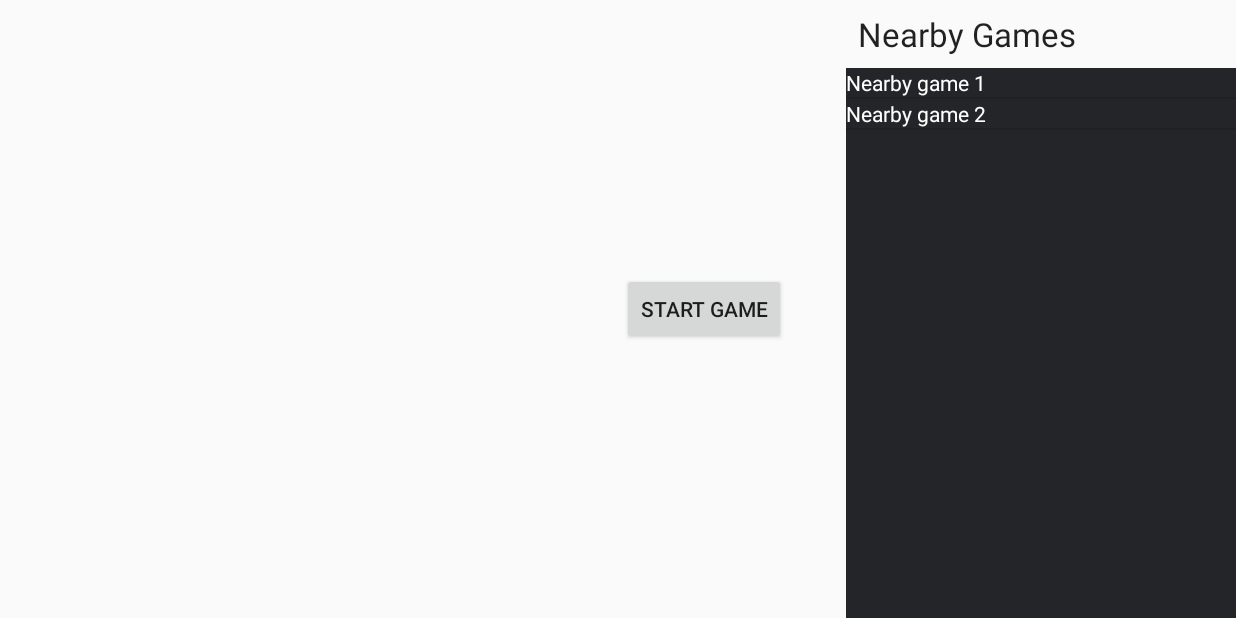
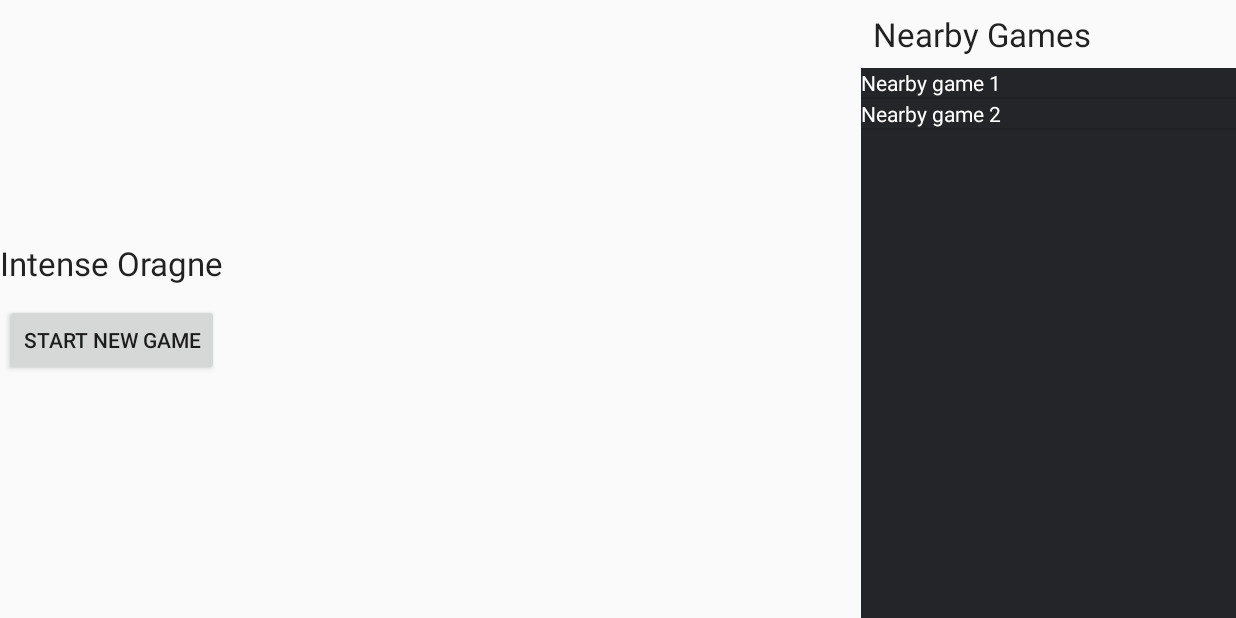
Before and after one commit to ProjectLemon/intense-orange, an Android app: the screen it shows after launch (StartScreen), on a phone screen of 824 x 412 dp (held sideways). Run offline under Robolectric (Android 15) with nearby library versions, the phone set to English and light mode, and no system bars.

Commit message:
eddited start screen

```diff
--- a/app/src/main/res/layout/activity_start_screen.xml
+++ b/app/src/main/res/layout/activity_start_screen.xml
@@ -9,30 +9,21 @@
     android:paddingBottom="@dimen/activity_vertical_margin"
     tools:context=".ui.screen.StartScreen">
 
-    <Button android:id="@+id/start_game_button"
-        android:layout_width="wrap_content"
-        android:layout_height="wrap_content"
-        android:text="@string/start_game"
-        android:onClick="startGame"
-        android:clickable="true"
-
-        android:layout_centerVertical="true"
-        android:layout_alignParentRight="true"
-        android:layout_alignParentEnd="true"
-        android:layout_marginRight="300dp" /> <!-- android:layout_marginEnd="151dp"
+    <!-- android:layout_marginEnd="151dp"
         android:layout_centerHorizontal="true"
         android:layout_centerVertical="true"
 
 -->
 
-    <TextView android:id="@+id/nearby_games_title"
-        android:layout_width="wrap_content"
-        android:layout_height="wrap_content"
-        android:textAppearance="?android:attr/textAppearanceLarge"
-        android:text="@string/nearby_games_title"
-        android:layout_alignLeft="@+id/nearby_games_list"
-        android:layout_alignStart="@+id/nearby_games_list"
-        android:layout_margin="8dp" />
+    <FrameLayout
+        android:layout_width="match_parent"
+        android:layout_height="match_parent">
+
+
+        <RelativeLayout
+            android:layout_width="@dimen/nearby_games_list_width"
+            android:layout_height="match_parent"
+            android:layout_gravity="right|top">
 
             <ListView android:id="@+id/nearby_games_list"
                 android:layout_width="@dimen/nearby_games_list_width"
@@ -42,5 +33,68 @@
                 android:layout_alignParentRight="true"
                 android:layout_alignParentEnd="true" />
 
+            <TextView android:id="@+id/nearby_games_title"
+                android:layout_width="@dimen/nearby_games_list_width"
+                android:layout_height="wrap_content"
+                android:textAppearance="?android:attr/textAppearanceLarge"
+                android:text="@string/nearby_games_title"
+                android:layout_alignLeft="@+id/nearby_games_list"
+                android:layout_alignStart="@+id/nearby_games_list"
+                android:layout_margin="8dp" />
 
         </RelativeLayout>
+
+        <RelativeLayout
+            android:layout_width="wrap_content"
+            android:layout_height="90dp"
+            android:layout_gravity="left|center_vertical"
+            android:layout_centerVertical="true"
+            android:layout_alignParentLeft="true"
+            android:layout_alignParentStart="true">
+
+            <TextView
+                android:id="@+id/textView"
+                android:layout_width="wrap_content"
+                android:layout_height="wrap_content"
+                android:textAppearance="?android:attr/textAppearanceLarge"
+                android:text="@string/loggo"
+                android:layout_gravity="center|top"
+                android:layout_alignParentTop="true"
+                android:layout_centerHorizontal="true" />
+
+            <Button
+                android:id="@+id/button"
+                android:layout_width="wrap_content"
+                android:layout_height="wrap_content"
+                android:text="@string/start_new_game"
+                android:onClick="startGame"
+                android:clickable="true"
+                android:layout_gravity="bottom"
+                android:layout_alignParentBottom="true"
+                android:layout_centerHorizontal="true" />
+        </RelativeLayout>
+
+
+        <!-- android:layout_gravity="center|top"
+
+
+        <LinearLayout
+            android:layout_width="fill_parent"
+            android:layout_height="wrap_content"
+            android:layout_weight="1"
+            android:background="#193222">
+        </LinearLayout>
+
+        <LinearLayout
+            android:layout_width="fill_parent"
+            android:layout_height="wrap_content"
+            android:layout_weight="1"
+            android:background="#192832">
+        </LinearLayout>-->
+
+        <!--android:layout_gravity="center|bottom"> -->
+
+    </FrameLayout>
+
+
+</RelativeLayout>
--- a/app/src/main/res/values/dimens.xml
+++ b/app/src/main/res/values/dimens.xml
@@ -4,5 +4,5 @@
     <dimen name="activity_vertical_margin">0dp</dimen>
     <dimen name="fab_margin">16dp</dimen>
     <dimen name="color_spectrum_cell_size">80dp</dimen>
-    <dimen name="nearby_games_list_width">260dp</dimen>dimen>
+    <dimen name="nearby_games_list_width">250dp</dimen>dimen>
 </resources>
--- a/app/src/main/res/values/strings.xml
+++ b/app/src/main/res/values/strings.xml
@@ -4,6 +4,8 @@
     <string name="action_settings">Settings</string>
 
     <string name="start_game">Start Game</string>
+    <string name="start_new_game">Start New Game</string>
+    <string name="loggo">Intense Oragne</string>
     <string name="nearby_games_title">Nearby Games</string>
 
     <string name="create_game_instructions">This is the setup text. This should probably
```
Lines whose indentation alone changed are shown as unchanged.
